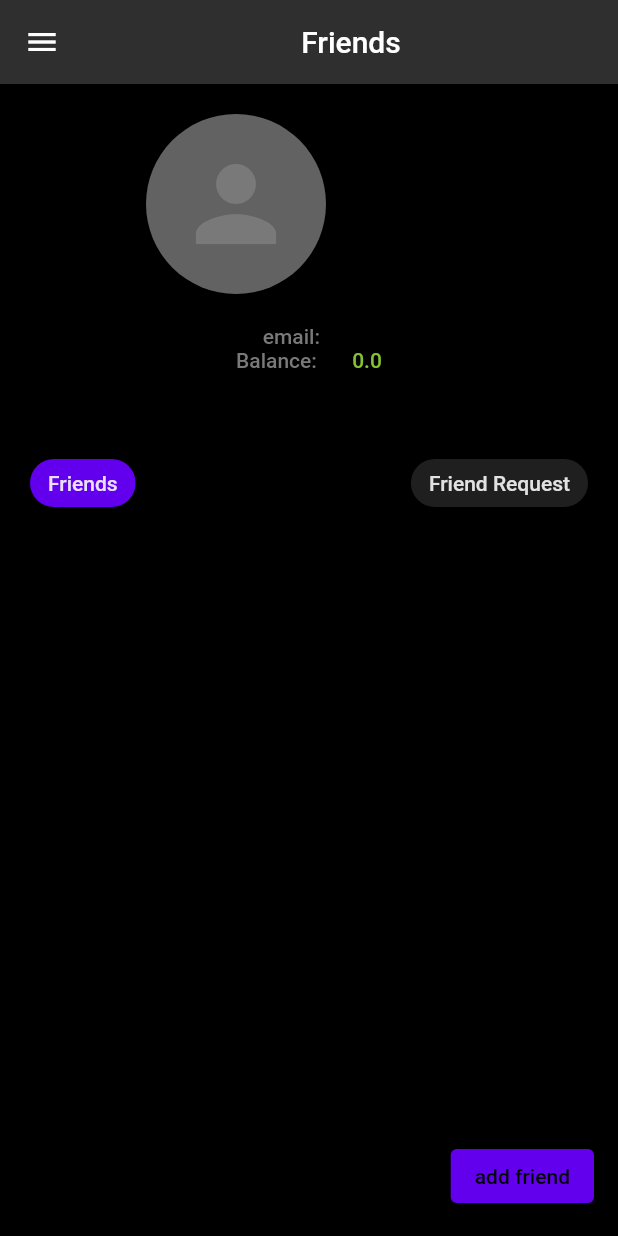
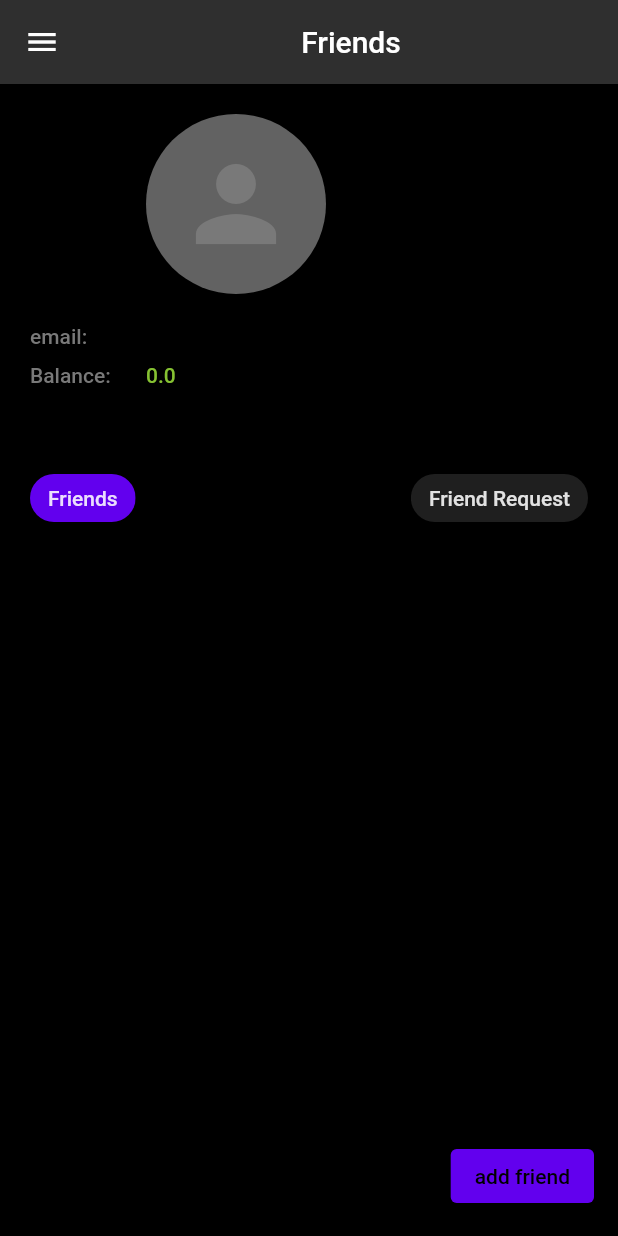
Before and after one commit to Hiebeler/Debt-Manager, a Flutter app: the Friends screen opened directly, on a phone screen of 412 x 824 dp. Run offline on Flutter 3.47's test engine with Material 2 defaults, Android fonts, the phone set to English and light mode, and no system bars; our stand-ins replace cloud_firestore, firebase_auth, firebase_core, firebase_storage, google_sign_in, hive and 3 more; accounts and stored records are empty; network calls fail.

Commit message:
Profile.dart email and balance left aligned

```diff
--- a/lib/home/profile.dart
+++ b/lib/home/profile.dart
@@ -71,7 +71,8 @@ class _FriendsState extends State<Friends> {
         .doc(firebaseUser!.uid)
         .update({"profilePicture": url});
   }
-  double getTotalDebts(data){
+
+  double getTotalDebts(data) {
     double sum = 0;
     double sumiget = 0;
     double sumiowe = 0;
@@ -92,9 +93,9 @@ class _FriendsState extends State<Friends> {
     return sum;
   }
 
-  Color textColor(double sum){
+  Color textColor(double sum) {
     Color textcolor = Theme.of(context).colorScheme.secondaryVariant;
-    if(sum >= 0){
+    if (sum >= 0) {
       textcolor = Theme.of(context).colorScheme.secondary;
     }
     return textcolor;
@@ -176,6 +177,9 @@ class _FriendsState extends State<Friends> {
                   const SizedBox(
                     height: 20,
                   ),
+                  Row(
+                    mainAxisAlignment: MainAxisAlignment.start,
+                    children: [
                       FittedBox(
                         fit: BoxFit.fitWidth,
                         child: Row(
@@ -189,6 +193,12 @@ class _FriendsState extends State<Friends> {
                           ],
                         ),
                       ),
+                    ],
+                  ),
+                  const SizedBox(height: 10,),
+                  Row(
+                    mainAxisAlignment: MainAxisAlignment.start,
+                    children: [
                       FittedBox(
                         fit: BoxFit.fitWidth,
                         child: Row(
@@ -198,9 +208,14 @@ class _FriendsState extends State<Friends> {
                                 style: Theme.of(context).textTheme.bodyText1),
                             const SizedBox(width: 20),
                             Text(sum.toString(),
-                            style: Theme.of(context).textTheme.bodyText1!.copyWith(color: textColor(sum))),
+                                style: Theme.of(context)
+                                    .textTheme
+                                    .bodyText1!
+                                    .copyWith(color: textColor(sum))),
                           ],
                         ),
+                      ),
+                    ],
                   ),
                   const SizedBox(height: 50),
                   Row(
```
Lines whose indentation alone changed are shown as unchanged.
